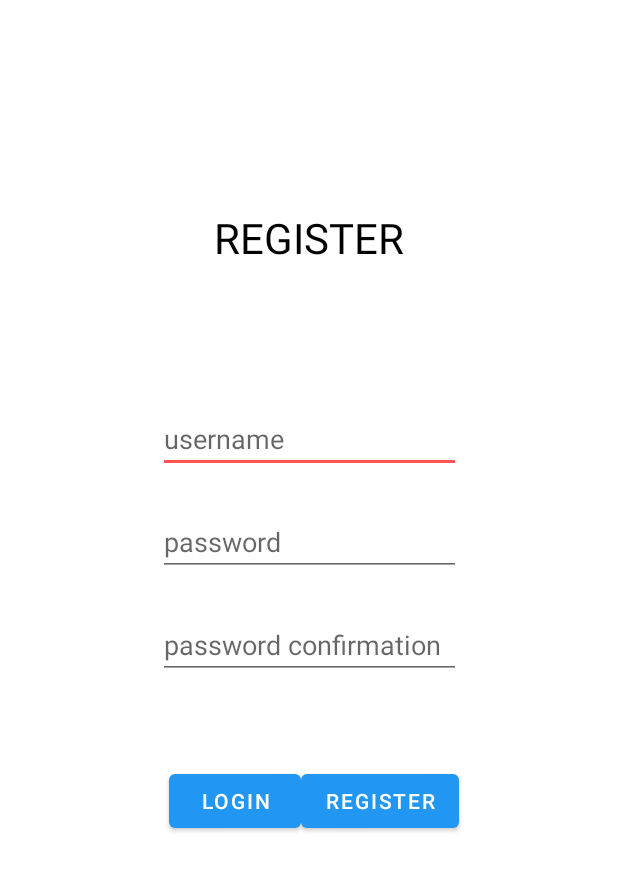
After one commit to lukmanul16000/PB_Naruto, an Android app: the RegisterActivity screen opened directly, with no data from a screen before it, on a phone screen of 412 x 824 dp. The commit adds this screen. Shown: the top 871 px of the screen. Run offline under Robolectric (Android 15) with nearby library versions, the phone set to English and light mode, and no system bars.

Commit message:
login register DB using sqlite

```diff
--- a/app/build.gradle
+++ b/app/build.gradle
@@ -45,4 +45,6 @@ dependencies {
 
     implementation 'com.squareup.picasso:picasso:2.71828'
 
+    implementation 'com.android.support:design:26.1.0'
+
 }
--- a/app/src/main/AndroidManifest.xml
+++ b/app/src/main/AndroidManifest.xml
@@ -9,6 +9,8 @@
         android:roundIcon="@mipmap/ic_launcher_round"
         android:supportsRtl="true"
         android:theme="@style/AppTheme">
+        <activity android:name=".RegisterActivity"></activity>
+        <activity android:name=".LoginActivity" />
         <activity android:name=".activities.HomeActivity" />
         <activity android:name=".activities.Main_ListBatik" />
         <activity android:name=".activities.about_team" />
--- /dev/null
+++ b/app/src/main/java/com/example/pb_naruto/RegisterActivity.java
@@ -0,0 +1,68 @@
+package com.example.pb_naruto;
+
+import androidx.appcompat.app.AppCompatActivity;
+import android.content.Intent;
+import android.os.Bundle;
+import android.view.View;
+import android.widget.Button;
+import android.widget.EditText;
+import android.widget.Toast;
+import android.os.Bundle;
+
+import com.example.pb_naruto.helper.DBHelper;
+
+public class RegisterActivity extends AppCompatActivity {
+
+    DBHelper db;
+    Button login, register;
+    EditText username, password, passwordConf;
+
+    @Override
+    protected void onCreate(Bundle savedInstanceState) {
+        super.onCreate(savedInstanceState);
+        setContentView(R.layout.activity_register);
+
+        db = new DBHelper(this);
+
+        username = (EditText)findViewById(R.id.edtText_usernameRegist);
+        password = (EditText)findViewById(R.id.edtText_passwordRegist);
+        passwordConf = (EditText)findViewById(R.id.edtText_passwordConfRegist);
+        login = (Button)findViewById(R.id.btn_loginRegist);
+        register = (Button)findViewById(R.id.btn_registerRegist);
+
+        //login
+        login.setOnClickListener(new View.OnClickListener() {
+            @Override
+            public void onClick(View v) {
+                Intent loginIntent = new Intent(RegisterActivity.this, LoginActivity.class);
+                startActivity(loginIntent);
+                finish();
+            }
+        });
+
+        //register
+        register.setOnClickListener(new View.OnClickListener() {
+            @Override
+            public void onClick(View v) {
+                String strUsername = username.getText().toString();
+                String strPassword = password.getText().toString();
+                String strPasswordConf = passwordConf.getText().toString();
+                if (strPassword.equals(strPasswordConf)) {
+                    Boolean daftar = db.insertUser(strUsername, strPassword);
+                    if (daftar == true) {
+                        Toast.makeText(getApplicationContext(), "Daftar Berhasil", Toast.LENGTH_SHORT).show();
+                        Intent loginIntent = new Intent(RegisterActivity.this, LoginActivity.class);
+                        startActivity(loginIntent);
+                        finish();
+                    }
+                    else {
+                        Toast.makeText(getApplicationContext(), "Daftar Gagal", Toast.LENGTH_SHORT).show();
+                    }
+                }
+                else {
+                    Toast.makeText(getApplicationContext(), "Password Tidak Cocok", Toast.LENGTH_SHORT).show();
+                }
+            }
+        });
+    }
+}
--- /dev/null
+++ b/app/src/main/res/layout/activity_register.xml
@@ -0,0 +1,81 @@
+<?xml version="1.0" encoding="utf-8"?>
+<androidx.constraintlayout.widget.ConstraintLayout xmlns:android="http://schemas.android.com/apk/res/android"
+    xmlns:app="http://schemas.android.com/apk/res-auto"
+    xmlns:tools="http://schemas.android.com/tools"
+    android:layout_width="match_parent"
+    android:layout_height="match_parent"
+    tools:context=".RegisterActivity">
+
+    <TextView
+        android:layout_width="wrap_content"
+        android:layout_height="wrap_content"
+        android:text="REGISTER"
+        android:textColor="@android:color/black"
+        android:textSize="28dp"
+        app:layout_constraintBottom_toBottomOf="parent"
+        app:layout_constraintHorizontal_bias="0.501"
+        app:layout_constraintLeft_toLeftOf="parent"
+        app:layout_constraintRight_toRightOf="parent"
+        app:layout_constraintTop_toTopOf="parent"
+        app:layout_constraintVertical_bias="0.177" />
+
+    <EditText
+        android:id="@+id/edtText_usernameRegist"
+        android:layout_width="202dp"
+        android:layout_height="wrap_content"
+        android:hint="username"
+        app:layout_constraintBottom_toBottomOf="parent"
+        app:layout_constraintLeft_toLeftOf="parent"
+        app:layout_constraintRight_toRightOf="parent"
+        app:layout_constraintTop_toTopOf="parent"
+        app:layout_constraintVertical_bias="0.347" />
+
+    <EditText
+        android:id="@+id/edtText_passwordRegist"
+        android:layout_width="202dp"
+        android:layout_height="wrap_content"
+        android:hint="password"
+        android:inputType="textPassword"
+        app:layout_constraintBottom_toBottomOf="parent"
+        app:layout_constraintLeft_toLeftOf="parent"
+        app:layout_constraintRight_toRightOf="parent"
+        app:layout_constraintTop_toTopOf="parent"
+        app:layout_constraintVertical_bias="0.435" />
+
+    <EditText
+        android:id="@+id/edtText_passwordConfRegist"
+        android:layout_width="202dp"
+        android:layout_height="wrap_content"
+        android:hint="password confirmation"
+        android:inputType="textPassword"
+        app:layout_constraintBottom_toBottomOf="parent"
+        app:layout_constraintLeft_toLeftOf="parent"
+        app:layout_constraintRight_toRightOf="parent"
+        app:layout_constraintTop_toTopOf="parent"
+        app:layout_constraintVertical_bias="0.523" />
+
+    <Button
+        android:id="@+id/btn_loginRegist"
+        android:layout_width="wrap_content"
+        android:layout_height="wrap_content"
+        android:text="Login"
+        app:layout_constraintBottom_toBottomOf="parent"
+        app:layout_constraintHorizontal_bias="0.347"
+        app:layout_constraintLeft_toLeftOf="parent"
+        app:layout_constraintRight_toRightOf="parent"
+        app:layout_constraintTop_toTopOf="parent"
+        app:layout_constraintVertical_bias="0.657" />
+
+    <Button
+        android:id="@+id/btn_registerRegist"
+        android:layout_width="wrap_content"
+        android:layout_height="wrap_content"
+        android:text="register"
+        app:layout_constraintBottom_toBottomOf="parent"
+        app:layout_constraintHorizontal_bias="0.655"
+        app:layout_constraintLeft_toLeftOf="parent"
+        app:layout_constraintRight_toRightOf="parent"
+        app:layout_constraintTop_toTopOf="parent"
+        app:layout_constraintVertical_bias="0.657" />
+
+</androidx.constraintlayout.widget.ConstraintLayout>
```
Also changed, not shown: app/src/main/java/com/example/pb_naruto/LoginActivity.java (added, +66 -0 lines), app/src/main/java/com/example/pb_naruto/activities/MainActivity.java (+8 -9 lines), app/src/main/java/com/example/pb_naruto/helper/DBHelper.java (+53 -28 lines), app/src/main/res/layout/activity_login.xml (added, +69 -0 lines), app/src/main/res/values/strings.xml (+7 -0 lines).
